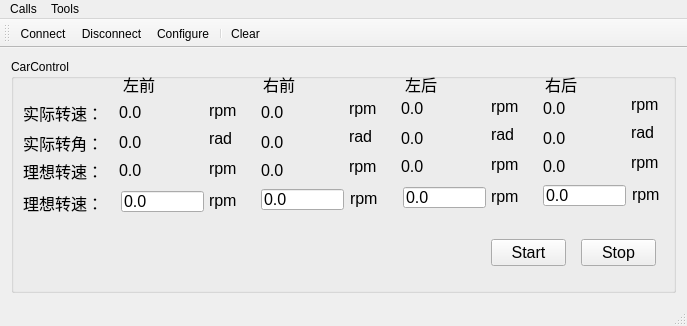
Qt form serial_communication/src/PC/terminal/mainwindow.ui (yifan-Technology/smart-car) before a commit.
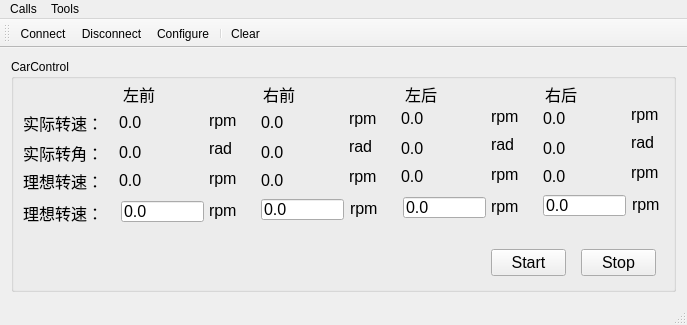
The same form after that commit. Icons and pictures are not drawn.

The edit to the form file:
```diff
--- a/serial_communication/src/PC/terminal/mainwindow.ui
+++ b/serial_communication/src/PC/terminal/mainwindow.ui
@@ -7,7 +7,7 @@
     <x>0</x>
     <y>0</y>
     <width>687</width>
-    <height>326</height>
+    <height>325</height>
    </rect>
   </property>
   <property name="windowTitle">
@@ -24,7 +24,7 @@
        <property name="geometry">
         <rect>
          <x>12</x>
-         <y>38</y>
+         <y>48</y>
          <width>89</width>
          <height>31</height>
         </rect>
@@ -42,7 +42,7 @@
        <property name="geometry">
         <rect>
          <x>108</x>
-         <y>38</y>
+         <y>48</y>
          <width>89</width>
          <height>31</height>
         </rect>
@@ -60,7 +60,7 @@
        <property name="geometry">
         <rect>
          <x>12</x>
-         <y>68</y>
+         <y>78</y>
          <width>91</width>
          <height>31</height>
         </rect>
@@ -78,7 +78,7 @@
        <property name="geometry">
         <rect>
          <x>108</x>
-         <y>68</y>
+         <y>78</y>
          <width>87</width>
          <height>31</height>
         </rect>
@@ -96,7 +96,7 @@
        <property name="geometry">
         <rect>
          <x>12</x>
-         <y>128</y>
+         <y>138</y>
          <width>91</width>
          <height>31</height>
         </rect>
@@ -114,7 +114,7 @@
        <property name="geometry">
         <rect>
          <x>110</x>
-         <y>132</y>
+         <y>142</y>
          <width>83</width>
          <height>21</height>
         </rect>
@@ -132,7 +132,7 @@
        <property name="geometry">
         <rect>
          <x>198</x>
-         <y>128</y>
+         <y>138</y>
          <width>39</width>
          <height>27</height>
         </rect>
@@ -150,7 +150,7 @@
        <property name="geometry">
         <rect>
          <x>480</x>
-         <y>180</y>
+         <y>190</y>
          <width>75</width>
          <height>27</height>
         </rect>
@@ -168,7 +168,7 @@
        <property name="geometry">
         <rect>
          <x>570</x>
-         <y>180</y>
+         <y>190</y>
          <width>75</width>
          <height>27</height>
         </rect>
@@ -186,7 +186,7 @@
        <property name="geometry">
         <rect>
          <x>250</x>
-         <y>38</y>
+         <y>48</y>
          <width>79</width>
          <height>31</height>
         </rect>
@@ -204,7 +204,7 @@
        <property name="geometry">
         <rect>
          <x>250</x>
-         <y>130</y>
+         <y>140</y>
          <width>83</width>
          <height>21</height>
         </rect>
@@ -222,7 +222,7 @@
        <property name="geometry">
         <rect>
          <x>250</x>
-         <y>68</y>
+         <y>78</y>
          <width>81</width>
          <height>31</height>
         </rect>
@@ -240,7 +240,7 @@
        <property name="geometry">
         <rect>
          <x>339</x>
-         <y>126</y>
+         <y>136</y>
          <width>37</width>
          <height>27</height>
         </rect>
@@ -258,7 +258,7 @@
        <property name="geometry">
         <rect>
          <x>112</x>
-         <y>10</y>
+         <y>20</y>
          <width>72</width>
          <height>29</height>
         </rect>
@@ -276,7 +276,7 @@
        <property name="geometry">
         <rect>
          <x>252</x>
-         <y>10</y>
+         <y>20</y>
          <width>72</width>
          <height>29</height>
         </rect>
@@ -294,7 +294,7 @@
        <property name="geometry">
         <rect>
          <x>12</x>
-         <y>96</y>
+         <y>106</y>
          <width>91</width>
          <height>31</height>
         </rect>
@@ -312,7 +312,7 @@
        <property name="geometry">
         <rect>
          <x>108</x>
-         <y>96</y>
+         <y>106</y>
          <width>85</width>
          <height>31</height>
         </rect>
@@ -330,7 +330,7 @@
        <property name="geometry">
         <rect>
          <x>250</x>
-         <y>96</y>
+         <y>106</y>
          <width>83</width>
          <height>31</height>
         </rect>
@@ -348,7 +348,7 @@
        <property name="geometry">
         <rect>
          <x>198</x>
-         <y>96</y>
+         <y>106</y>
          <width>39</width>
          <height>27</height>
         </rect>
@@ -366,7 +366,7 @@
        <property name="geometry">
         <rect>
          <x>198</x>
-         <y>66</y>
+         <y>76</y>
          <width>39</width>
          <height>27</height>
         </rect>
@@ -384,7 +384,7 @@
        <property name="geometry">
         <rect>
          <x>198</x>
-         <y>38</y>
+         <y>48</y>
          <width>39</width>
          <height>27</height>
         </rect>
@@ -402,7 +402,7 @@
        <property name="geometry">
         <rect>
          <x>338</x>
-         <y>36</y>
+         <y>46</y>
          <width>39</width>
          <height>27</height>
         </rect>
@@ -420,7 +420,7 @@
        <property name="geometry">
         <rect>
          <x>338</x>
-         <y>94</y>
+         <y>104</y>
          <width>39</width>
          <height>27</height>
         </rect>
@@ -438,7 +438,7 @@
        <property name="geometry">
         <rect>
          <x>338</x>
-         <y>64</y>
+         <y>74</y>
          <width>39</width>
          <height>27</height>
         </rect>
@@ -456,7 +456,7 @@
        <property name="geometry">
         <rect>
          <x>532</x>
-         <y>34</y>
+         <y>44</y>
          <width>79</width>
          <height>31</height>
         </rect>
@@ -474,7 +474,7 @@
        <property name="geometry">
         <rect>
          <x>390</x>
-         <y>34</y>
+         <y>44</y>
          <width>89</width>
          <height>31</height>
         </rect>
@@ -492,7 +492,7 @@
        <property name="geometry">
         <rect>
          <x>620</x>
-         <y>60</y>
+         <y>70</y>
          <width>39</width>
          <height>27</height>
         </rect>
@@ -510,7 +510,7 @@
        <property name="geometry">
         <rect>
          <x>534</x>
-         <y>10</y>
+         <y>20</y>
          <width>72</width>
          <height>29</height>
         </rect>
@@ -528,7 +528,7 @@
        <property name="geometry">
         <rect>
          <x>480</x>
-         <y>92</y>
+         <y>102</y>
          <width>39</width>
          <height>27</height>
         </rect>
@@ -546,7 +546,7 @@
        <property name="geometry">
         <rect>
          <x>620</x>
-         <y>32</y>
+         <y>42</y>
          <width>39</width>
          <height>27</height>
         </rect>
@@ -564,7 +564,7 @@
        <property name="geometry">
         <rect>
          <x>532</x>
-         <y>64</y>
+         <y>74</y>
          <width>81</width>
          <height>31</height>
         </rect>
@@ -582,7 +582,7 @@
        <property name="geometry">
         <rect>
          <x>480</x>
-         <y>124</y>
+         <y>134</y>
          <width>39</width>
          <height>27</height>
         </rect>
@@ -600,7 +600,7 @@
        <property name="geometry">
         <rect>
          <x>621</x>
-         <y>122</y>
+         <y>132</y>
          <width>37</width>
          <height>27</height>
         </rect>
@@ -618,7 +618,7 @@
        <property name="geometry">
         <rect>
          <x>392</x>
-         <y>128</y>
+         <y>138</y>
          <width>83</width>
          <height>21</height>
         </rect>
@@ -636,7 +636,7 @@
        <property name="geometry">
         <rect>
          <x>532</x>
-         <y>126</y>
+         <y>136</y>
          <width>83</width>
          <height>21</height>
         </rect>
@@ -654,7 +654,7 @@
        <property name="geometry">
         <rect>
          <x>480</x>
-         <y>62</y>
+         <y>72</y>
          <width>39</width>
          <height>27</height>
         </rect>
@@ -672,7 +672,7 @@
        <property name="geometry">
         <rect>
          <x>390</x>
-         <y>92</y>
+         <y>102</y>
          <width>85</width>
          <height>31</height>
         </rect>
@@ -690,7 +690,7 @@
        <property name="geometry">
         <rect>
          <x>480</x>
-         <y>34</y>
+         <y>44</y>
          <width>39</width>
          <height>27</height>
         </rect>
@@ -708,7 +708,7 @@
        <property name="geometry">
         <rect>
          <x>394</x>
-         <y>10</y>
+         <y>20</y>
          <width>72</width>
          <height>29</height>
         </rect>
@@ -726,7 +726,7 @@
        <property name="geometry">
         <rect>
          <x>532</x>
-         <y>92</y>
+         <y>102</y>
          <width>83</width>
          <height>31</height>
         </rect>
@@ -744,7 +744,7 @@
        <property name="geometry">
         <rect>
          <x>390</x>
-         <y>64</y>
+         <y>74</y>
          <width>87</width>
          <height>31</height>
         </rect>
@@ -762,7 +762,7 @@
        <property name="geometry">
         <rect>
          <x>620</x>
-         <y>90</y>
+         <y>100</y>
          <width>39</width>
          <height>27</height>
         </rect>
```
Left out of the diff: 26 changed lines with no effect on the pictures.
